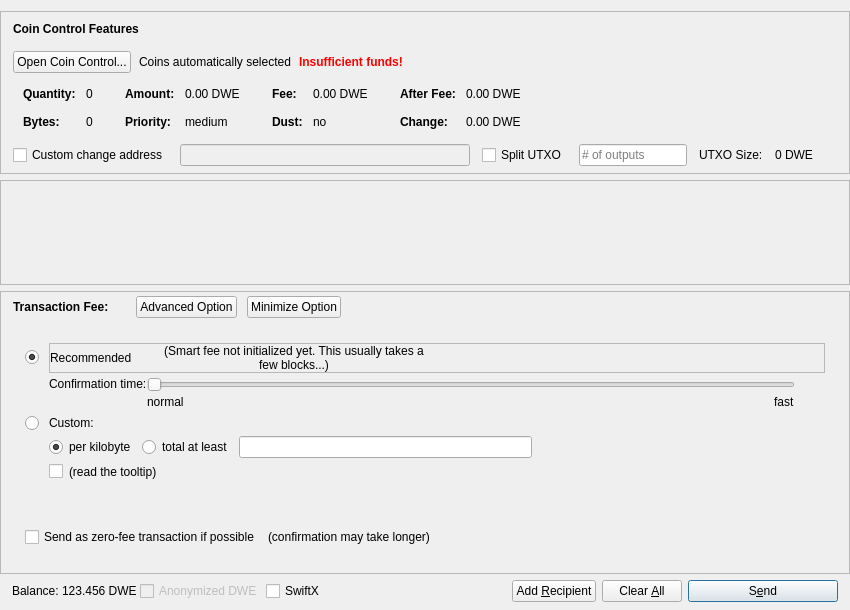
The window that src/qt/forms/sendcoinsdialog.ui (WorldExchange/DWE) describes before a commit, drawn with Qt 5.
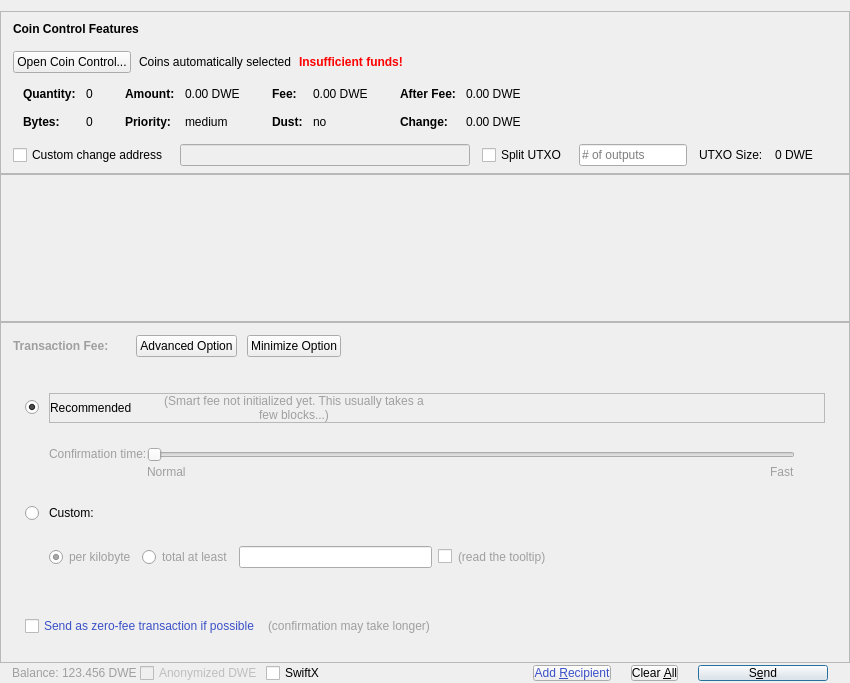
The same window after the commit. Icons and pictures are not drawn. Custom widgets are drawn as their Qt base class.

Commit message: Overview page and send page style complete

Diff of the .ui file:
```diff
--- a/src/qt/forms/sendcoinsdialog.ui
+++ b/src/qt/forms/sendcoinsdialog.ui
@@ -7,13 +7,16 @@
     <x>0</x>
     <y>0</y>
     <width>850</width>
-    <height>610</height>
+    <height>683</height>
    </rect>
   </property>
   <property name="windowTitle">
    <string>Send Coins</string>
   </property>
   <layout class="QVBoxLayout" name="verticalLayout" stretch="0,1,0,0">
+   <property name="spacing">
+    <number>0</number>
+   </property>
    <property name="leftMargin">
     <number>0</number>
    </property>
@@ -21,7 +24,7 @@
     <number>0</number>
    </property>
    <property name="bottomMargin">
-    <number>8</number>
+    <number>0</number>
    </property>
    <item>
     <widget class="QFrame" name="frameCoinControl">
@@ -760,27 +763,17 @@
             <property name="spacing">
              <number>0</number>
             </property>
-            <item>
-             <spacer name="verticalSpacerSmartFee">
-              <property name="orientation">
-               <enum>Qt::Vertical</enum>
-              </property>
-              <property name="sizeType">
-               <enum>QSizePolicy::Fixed</enum>
-              </property>
-              <property name="sizeHint" stdset="0">
-               <size>
-                <width>1</width>
-                <height>4</height>
-               </size>
-              </property>
-             </spacer>
-            </item>
             <item>
              <layout class="QHBoxLayout" name="horizontalLayoutSmartFee">
               <property name="spacing">
                <number>10</number>
               </property>
+              <property name="topMargin">
+               <number>12</number>
+              </property>
+              <property name="bottomMargin">
+               <number>12</number>
+              </property>
               <item>
                <widget class="QLabel" name="labelFeeHeadline">
                 <property name="sizePolicy">
@@ -796,7 +789,7 @@
                  </font>
                 </property>
                 <property name="styleSheet">
-                 <string notr="true">font-weight:bold;</string>
+                 <string notr="true">font-weight:bold; color: #9f9f9f</string>
                 </property>
                 <property name="text">
                  <string>Transaction Fee:</string>
@@ -805,6 +798,9 @@
               </item>
               <item>
                <widget class="QLabel" name="labelFeeMinimized">
+                <property name="styleSheet">
+                 <string notr="true">color: #3b50c7;</string>
+                </property>
                 <property name="text">
                  <string/>
                 </property>
@@ -829,19 +825,6 @@
               </item>
              </layout>
             </item>
-            <item>
-             <spacer name="verticalSpacer_5">
-              <property name="orientation">
-               <enum>Qt::Vertical</enum>
-              </property>
-              <property name="sizeHint" stdset="0">
-               <size>
-                <width>1</width>
-                <height>1</height>
-               </size>
-              </property>
-             </spacer>
-            </item>
            </layout>
           </item>
           <item>
@@ -895,7 +878,7 @@
               <number>10</number>
              </property>
              <property name="verticalSpacing">
-              <number>4</number>
+              <number>24</number>
              </property>
              <item row="2" column="0">
               <layout class="QVBoxLayout" name="verticalLayoutFee9" stretch="0,0">
@@ -962,6 +945,9 @@
                    <property name="toolTip">
                     <string>If the custom fee is set to 1000 uDWEs and the transaction is only 250 bytes, then &quot;per kilobyte&quot; only pays 250 uDWEs in fee,&lt;br /&gt;while &quot;at least&quot; pays 1000 uDWEs. For transactions bigger than a kilobyte both pay by kilobyte.</string>
                    </property>
+                   <property name="styleSheet">
+                    <string notr="true">color: #9f9f9f</string>
+                   </property>
                    <property name="text">
                     <string>per kilobyte</string>
                    </property>
@@ -978,6 +964,9 @@
                    <property name="toolTip">
                     <string>If the custom fee is set to 1000 uDWEs and the transaction is only 250 bytes, then &quot;per kilobyte&quot; only pays 250 uDWEs in fee,&lt;br /&gt;while &quot;total at least&quot; pays 1000 uDWEs. For transactions bigger than a kilobyte both pay by kilobyte.</string>
                    </property>
+                   <property name="styleSheet">
+                    <string notr="true">color: #9f9f9f</string>
+                   </property>
                    <property name="text">
                     <string>total at least</string>
                    </property>
@@ -987,22 +976,11 @@
                   </widget>
                  </item>
                  <item>
-                  <widget class="BitcoinAmountField" name="customFee"/>
-                 </item>
-                 <item>
-                  <spacer name="horizontalSpacer_6">
-                   <property name="orientation">
-                    <enum>Qt::Horizontal</enum>
+                  <widget class="BitcoinAmountField" name="customFee">
+                   <property name="styleSheet">
+                    <string notr="true">color: #9f9f9f</string>
                    </property>
-                   <property name="sizeHint" stdset="0">
-                    <size>
-                     <width>1</width>
-                     <height>1</height>
-                    </size>
-                   </property>
-                  </spacer>
-                 </item>
-                </layout>
+                  </widget>
                </item>
                <item>
                 <layout class="QHBoxLayout" name="horizontalLayoutFee8">
@@ -1024,6 +1002,9 @@
                    <property name="toolTip">
                     <string>Paying only the minimum fee is just fine as long as there is less transaction volume than space in the blocks.&lt;br /&gt;But be aware that this can end up in a never confirming transaction once there is more demand for DWE transactions than the network can process.</string>
                    </property>
+                     <property name="styleSheet">
+                      <string notr="true">color: #9f9f9f</string>
+                     </property>
                    <property name="text">
                     <string>(read the tooltip)</string>
                    </property>
@@ -1047,14 +1028,35 @@
                  </item>
                 </layout>
                </item>
+                 <item>
+                  <spacer name="horizontalSpacer_6">
+                   <property name="orientation">
+                    <enum>Qt::Horizontal</enum>
+                   </property>
+                   <property name="sizeHint" stdset="0">
+                    <size>
+                     <width>1</width>
+                     <height>1</height>
+                    </size>
+                   </property>
+                  </spacer>
+                 </item>
+                </layout>
+               </item>
               </layout>
              </item>
              <item row="1" column="2">
               <layout class="QHBoxLayout" name="horizontalLayoutFee9">
+               <property name="topMargin">
+                <number>0</number>
+               </property>
                <item>
                 <layout class="QVBoxLayout" name="verticalLayoutFee6">
                  <item>
                   <widget class="QLabel" name="labelSmartFee3">
+                   <property name="styleSheet">
+                    <string notr="true">color: #9f9f9f</string>
+                   </property>
                    <property name="text">
                     <string>Confirmation time:</string>
                    </property>
@@ -1080,6 +1082,9 @@
                </item>
                <item>
                 <layout class="QVBoxLayout" name="verticalLayoutFee5">
+                 <property name="spacing">
+                  <number>0</number>
+                 </property>
                  <property name="rightMargin">
                   <number>30</number>
                  </property>
@@ -1115,8 +1120,11 @@
                   <layout class="QHBoxLayout" name="horizontalLayoutFee10">
                    <item>
                     <widget class="QLabel" name="labelSmartFeeNormal">
+                     <property name="styleSheet">
+                      <string notr="true">color: #9f9f9f</string>
+                     </property>
                      <property name="text">
-                      <string>normal</string>
+                      <string>Normal</string>
                      </property>
                     </widget>
                    </item>
@@ -1135,8 +1143,11 @@
                    </item>
                    <item>
                     <widget class="QLabel" name="labelSmartFeeFast">
+                     <property name="styleSheet">
+                      <string notr="true">color: #9f9f9f</string>
+                     </property>
                      <property name="text">
-                      <string>fast</string>
+                      <string>Fast</string>
                      </property>
                     </widget>
                    </item>
@@ -1176,6 +1187,9 @@
                 </item>
                 <item>
                  <widget class="QLabel" name="labelSmartFee">
+                  <property name="styleSheet">
+                   <string notr="true">color: #9f9f9f</string>
+                  </property>
                   <property name="text">
                    <string/>
                   </property>
@@ -1186,6 +1200,9 @@
                 </item>
                 <item>
                  <widget class="QLabel" name="labelFeeEstimation">
+                  <property name="styleSheet">
+                   <string notr="true">color: #9f9f9f</string>
+                  </property>
                   <property name="text">
                    <string/>
                   </property>
@@ -1193,6 +1210,9 @@
                 </item>
                 <item>
                  <widget class="QLabel" name="labelSmartFee2">
+                  <property name="styleSheet">
+                   <string notr="true">color: #9f9f9f</string>
+                  </property>
                   <property name="text">
                    <string>(Smart fee not initialized yet. This usually takes a few blocks...)</string>
                   </property>
@@ -1244,6 +1264,9 @@
              </property>
              <item>
               <widget class="QCheckBox" name="checkBoxFreeTx">
+               <property name="styleSheet">
+                <string notr="true">color: #3b50c7;</string>
+               </property>
                <property name="text">
                 <string>Send as zero-fee transaction if possible</string>
                </property>
@@ -1251,6 +1274,9 @@
              </item>
              <item>
               <widget class="QLabel" name="labelFreeTx">
+               <property name="styleSheet">
+                <string notr="true">color: #9f9f9f</string>
+               </property>
                <property name="text">
                 <string>(confirmation may take longer)</string>
                </property>
@@ -1323,6 +1349,9 @@
        </property>
        <item>
         <widget class="QLabel" name="label">
+         <property name="styleSheet">
+          <string notr="true">color: #9f9f9f</string>
+         </property>
          <property name="text">
           <string>Balance:</string>
          </property>
@@ -1339,6 +1368,9 @@
          <property name="cursor">
           <cursorShape>IBeamCursor</cursorShape>
          </property>
+         <property name="styleSheet">
+          <string notr="true">color: #9f9f9f</string>
+         </property>
          <property name="text">
           <string notr="true">123.456 DWE</string>
          </property>
@@ -1393,6 +1425,9 @@
        <property name="toolTip">
         <string>Send to multiple recipients at once</string>
        </property>
+       <property name="styleSheet">
+        <string notr="true">color: #3b50c7; margin: 0px 10px</string>
+       </property>
        <property name="text">
         <string>Add &amp;Recipient</string>
        </property>
@@ -1416,6 +1451,9 @@
        <property name="toolTip">
         <string>Clear all fields of the form.</string>
        </property>
+       <property name="styleSheet">
+        <string notr="true">margin: 0px 10px;</string>
+       </property>
        <property name="text">
         <string>Clear &amp;All</string>
        </property>
@@ -1439,6 +1477,9 @@
        <property name="toolTip">
         <string>Confirm the send action</string>
        </property>
+       <property name="styleSheet">
+        <string notr="true">margin: 0px 10px;</string>
+       </property>
        <property name="text">
         <string>S&amp;end</string>
        </property>
```
Lines whose indentation alone changed are shown as unchanged. The commit also changes 4 other files.
